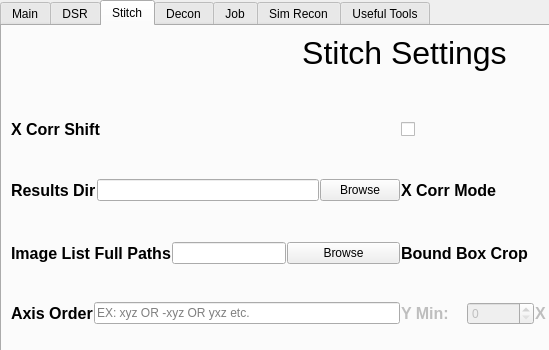
Before: the Qt Designer form src/mainwindow.ui in abcucberkeley/PetaKit5D-GUI, drawn with Qt 5; both pictures show x 0 to 549 and y 0 to 350 of the 800 by 600 pixel window.
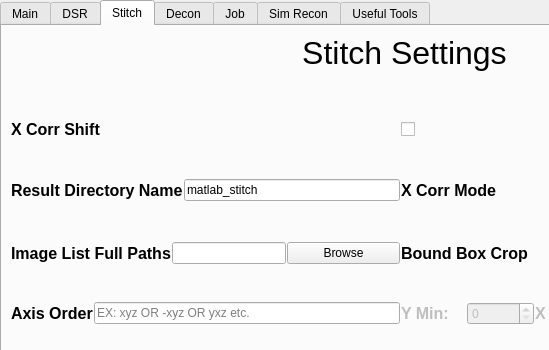
After: the same form once the commit is applied. The open tabs and pages were chosen to show the change.

Commit message: Updated the Stich Result Directory Name and removed the browse button

```diff
--- a/src/mainwindow.ui
+++ b/src/mainwindow.ui
@@ -1526,21 +1526,14 @@
                </font>
               </property>
               <property name="text">
-               <string>Results Dir</string>
+               <string>Result Directory Name</string>
               </property>
              </widget>
             </item>
             <item>
              <widget class="QLineEdit" name="resultsDirLineEdit">
               <property name="text">
-               <string/>
-              </property>
-             </widget>
-            </item>
-            <item>
-             <widget class="QPushButton" name="resultsDirBrowseButton">
-              <property name="text">
-               <string>Browse</string>
+               <string>matlab_stitch</string>
               </property>
              </widget>
             </item>
```
The commit also changes 2 other files.
